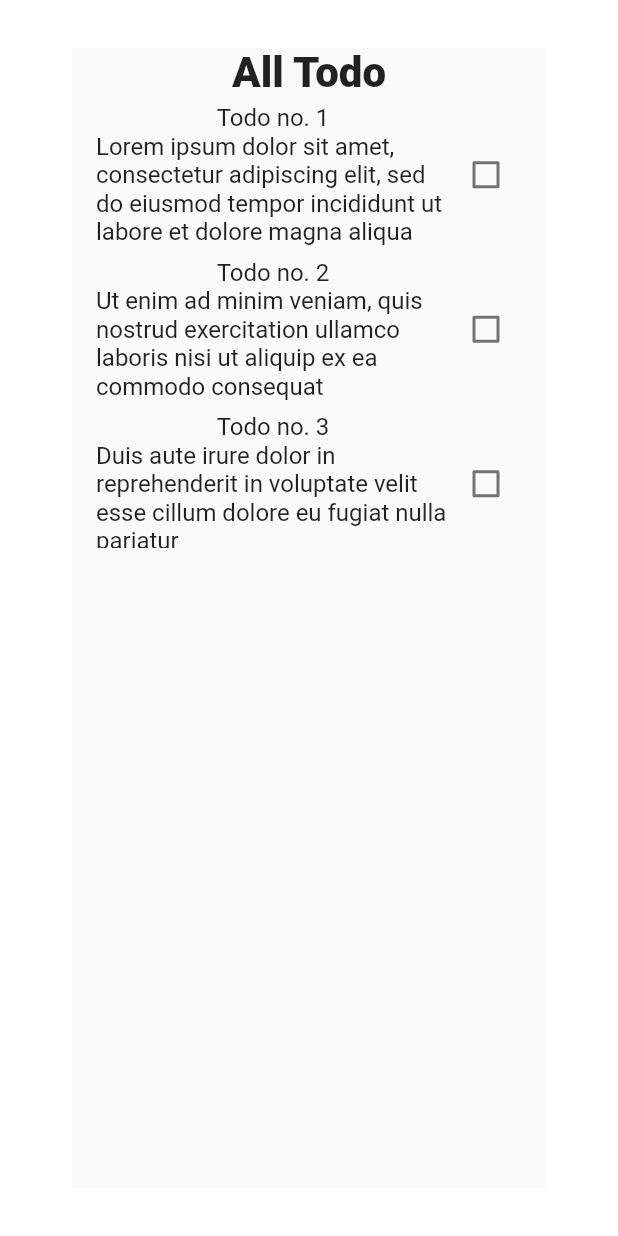
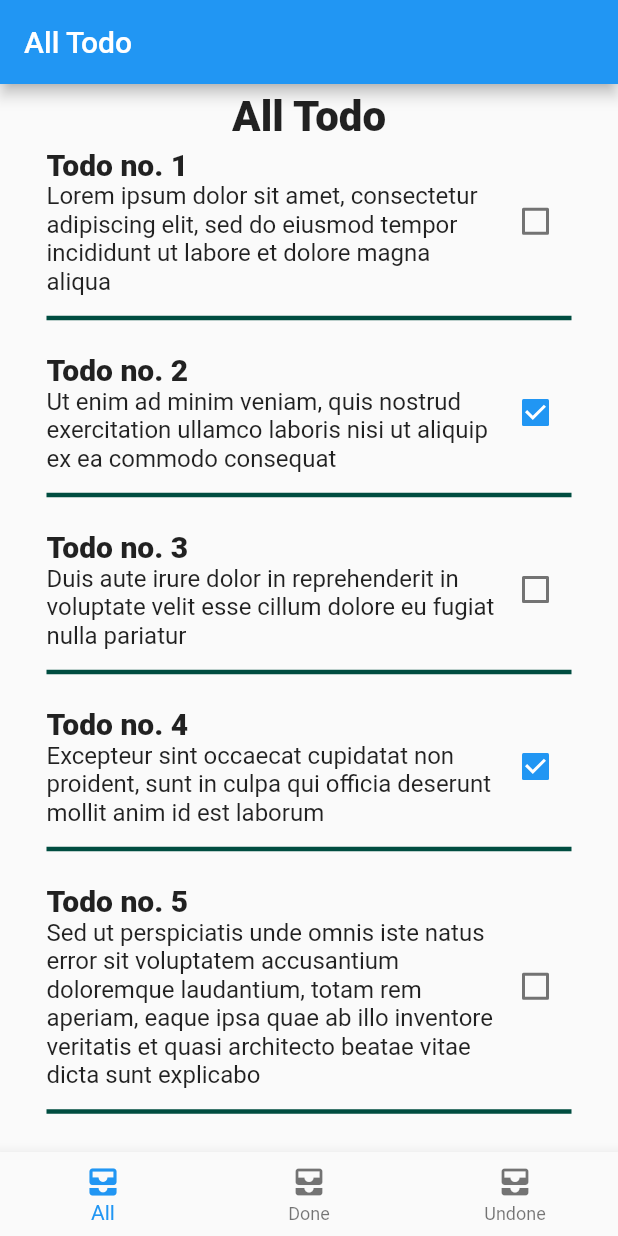
Before and after one commit to ttranphuc99/todoapp_flutter, a Flutter app: the screen it shows after launch, on a phone screen of 412 x 824 dp. Run offline on Flutter 3.47's test engine with Material 2 defaults, Android fonts, the phone set to English and light mode, and no system bars; our stand-ins replace rxdart.

Commit message:
complete show data

```diff
--- a/lib/main.dart
+++ b/lib/main.dart
@@ -1,5 +1,5 @@
 import 'package:flutter/material.dart';
-import 'package:todo_app/src/screens/list_todo_scr.dart';
+import 'package:todo_app/src/widget/layout.dart';
 
 void main() {
   runApp(MyApp());
@@ -9,21 +9,6 @@ class MyApp extends StatelessWidget {
   // This widget is the root of your application.
   @override
   Widget build(BuildContext context) {
-    return MaterialApp(
-      title: 'Flutter Demo',
-      theme: ThemeData(
-        // This is the theme of your application.
-        //
-        // Try running your application with "flutter run". You'll see the
-        // application has a blue toolbar. Then, without quitting the app, try
-        // changing the primarySwatch below to Colors.green and then invoke
-        // "hot reload" (press "r" in the console where you ran "flutter run",
-        // or simply save your changes to "hot reload" in a Flutter IDE).
-        // Notice that the counter didn't reset back to zero; the application
-        // is not restarted.
-        primarySwatch: Colors.blue,
-      ),
-      home: ListTodo()
-    );
+    return Layout();
   }
 }
--- /dev/null
+++ b/lib/src/const/app_title.dart
@@ -0,0 +1 @@
+const CONST_TITLE = ['All Todo', 'Done Todo', 'Undone Todo'];
--- a/lib/src/const/default_todo_lst.dart
+++ b/lib/src/const/default_todo_lst.dart
@@ -19,7 +19,7 @@ List<Todo> generateDefaultTodoList() {
       2,
       'Todo no. 2',
       'Ut enim ad minim veniam, quis nostrud exercitation ullamco laboris nisi ut aliquip ex ea commodo consequat',
-      false,
+      true,
       DateTime.now());
   // add toDo obj into list
   listTodo.add(newTodo);
@@ -39,7 +39,7 @@ List<Todo> generateDefaultTodoList() {
       4,
       'Todo no. 4',
       'Excepteur sint occaecat cupidatat non proident, sunt in culpa qui officia deserunt mollit anim id est laborum',
-      false,
+      true,
       DateTime.now());
   // add toDo obj into list
   listTodo.add(newTodo);
--- a/lib/src/screens/list_todo_scr.dart
+++ b/lib/src/screens/list_todo_scr.dart
@@ -1,9 +1,17 @@
 import 'package:flutter/cupertino.dart';
 import 'package:flutter/material.dart';
 import 'package:todo_app/src/blocs/todo_bloc.dart';
+import 'package:todo_app/src/const/app_title.dart';
+import 'package:todo_app/src/models/todo.dart';
 import 'package:todo_app/src/widget/todo_widget.dart';
 
 class ListTodo extends StatefulWidget {
+  // variable hold the mode of the screen
+  final num mode;
+
+  // constructor for this screen
+  const ListTodo({Key key, this.mode}) : super(key: key);
+
   @override
   _ListTodoState createState() => _ListTodoState();
 }
@@ -18,11 +26,17 @@ class _ListTodoState extends State<ListTodo> {
   }
 
   @override
+  void didUpdateWidget(covariant ListTodo oldWidget) {
+    super.didUpdateWidget(oldWidget);
+    _bloc.loadListTodo(widget.mode);
+  }
+
+  @override
   Widget build(BuildContext context) {
     return Container(
         height: double.infinity,
         child: Container(
-          padding: EdgeInsets.symmetric(horizontal: 48, vertical: 32),
+          padding: EdgeInsets.symmetric(horizontal: 15, vertical: 5),
           child: Scaffold(
             body:  Column(
               children: [
@@ -36,17 +50,16 @@ class _ListTodoState extends State<ListTodo> {
                       }
                       var listTodo = snapshot.data;
 
-                      return SizedBox(
-                        height: 300,
+                      return Expanded(
                         child: ListView.builder(
                           itemCount: listTodo.length,
                           itemBuilder: (listViewContext, index) {
-                            return TodoWidget().buildElement(listTodo[index], handleChange);
+                            return TodoWidget().buildElement(listTodo[index], handleChangeIsDone);
                           },
                         )
                       );
                     }
-                    _bloc.loadListTodo(0);
+                    _bloc.loadListTodo(widget.mode);
                     return Text('Loading');
                   },
                 )
@@ -58,10 +71,13 @@ class _ListTodoState extends State<ListTodo> {
 
   Widget _buildTitle() {
     return Text(
-      'All Todo',
+      CONST_TITLE[widget.mode],
       style: TextStyle(fontWeight: FontWeight.w900, fontSize: 28),
     );
   }
 
-  void handleChange() {}
+  void handleChangeIsDone(Todo editedTodo) {
+    _bloc.changeStatus(editedTodo);
+    _bloc.loadListTodo(widget.mode);
+  }
 }
--- /dev/null
+++ b/lib/src/widget/layout.dart
@@ -0,0 +1,52 @@
+import 'package:flutter/material.dart';
+import 'package:todo_app/src/const/app_title.dart';
+import 'package:todo_app/src/screens/list_todo_scr.dart';
+
+class Layout extends StatefulWidget {
+  @override
+  _LayoutState createState() => _LayoutState();
+}
+
+class _LayoutState extends State<Layout> {
+  num _selectedMode = 0;
+
+  // This widget is the root of your application.
+  @override
+  Widget build(BuildContext context) {
+    return MaterialApp(
+      title: 'Flutter Demo',
+      theme: ThemeData(
+        primarySwatch: Colors.blue,
+      ),
+      home: Scaffold(
+        appBar: AppBar(title: Text(CONST_TITLE[_selectedMode])),
+        body: ListTodo(mode: _selectedMode),
+        bottomNavigationBar: BottomNavigationBar(
+          items: [
+            BottomNavigationBarItem(
+              icon: Icon(Icons.all_inbox),
+              label: 'All',
+            ),
+            BottomNavigationBarItem(
+              icon: Icon(Icons.all_inbox),
+              label: 'Done',
+            ),
+            BottomNavigationBarItem(
+              icon: Icon(Icons.all_inbox),
+              label: 'Undone',
+            ),
+          ],
+          currentIndex: _selectedMode,
+          selectedItemColor: Colors.blue,
+          onTap: _onMenuChange,
+        ),
+      ),
+    );
+  }
+
+  void _onMenuChange(newIndex) {
+    setState(() {
+      _selectedMode = newIndex;
+    });
+  }
+}
--- a/lib/src/widget/todo_widget.dart
+++ b/lib/src/widget/todo_widget.dart
@@ -2,28 +2,46 @@ import 'package:flutter/material.dart';
 import 'package:todo_app/src/models/todo.dart';
 
 class TodoWidget {
-  Widget buildElement(Todo todo, handleChange) {
+  Widget buildElement(Todo todo, handleChangeIsDone) {
     return ListTile(
-      title: Row(
+      title: Column(
+        children: [
+          Row(
             children: [
               Expanded(
                 child: Column(
                   children: [
                     // Title of todo
-                Text(todo.title),
+                    _buildTitle(todo),
                     // Content
-                Text(todo.content)
+                    Text(todo.content),
                   ],
                 ),
               ),
               Checkbox(
                   value: todo.isDone,
                   onChanged: (bool value) {
-              handleChange(value);
-            }
-          )
+                    todo.isDone = value;
+                    handleChangeIsDone(todo);
+                  }),
+            ],
+          ),
+          Divider(height: 30, thickness: 3, color: Colors.teal[900]),
         ],
       ),
     );
   }
+
+  Widget _buildTitle(Todo todo) {
+    return Align(
+      alignment: Alignment.topLeft,
+      child: Text(
+        todo.title,
+        style: TextStyle(
+          fontSize: 20,
+          fontWeight: FontWeight.w900,
+        ),
+      ),
+    );
   }
+}
```
Lines whose indentation alone changed are shown as unchanged.
